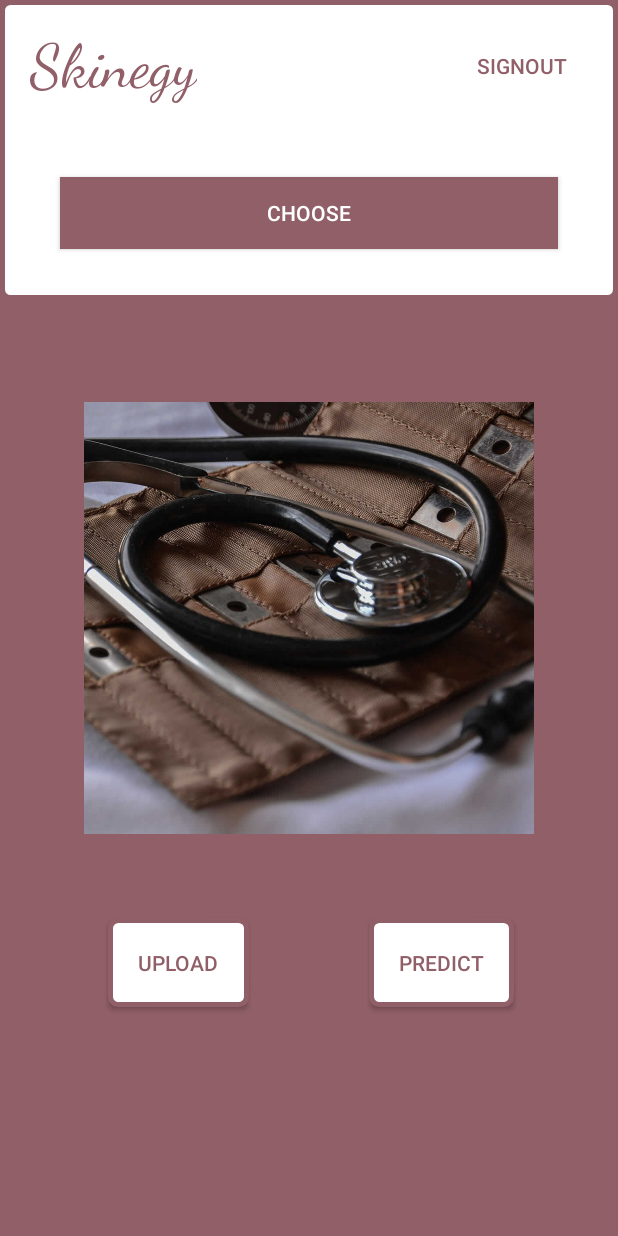
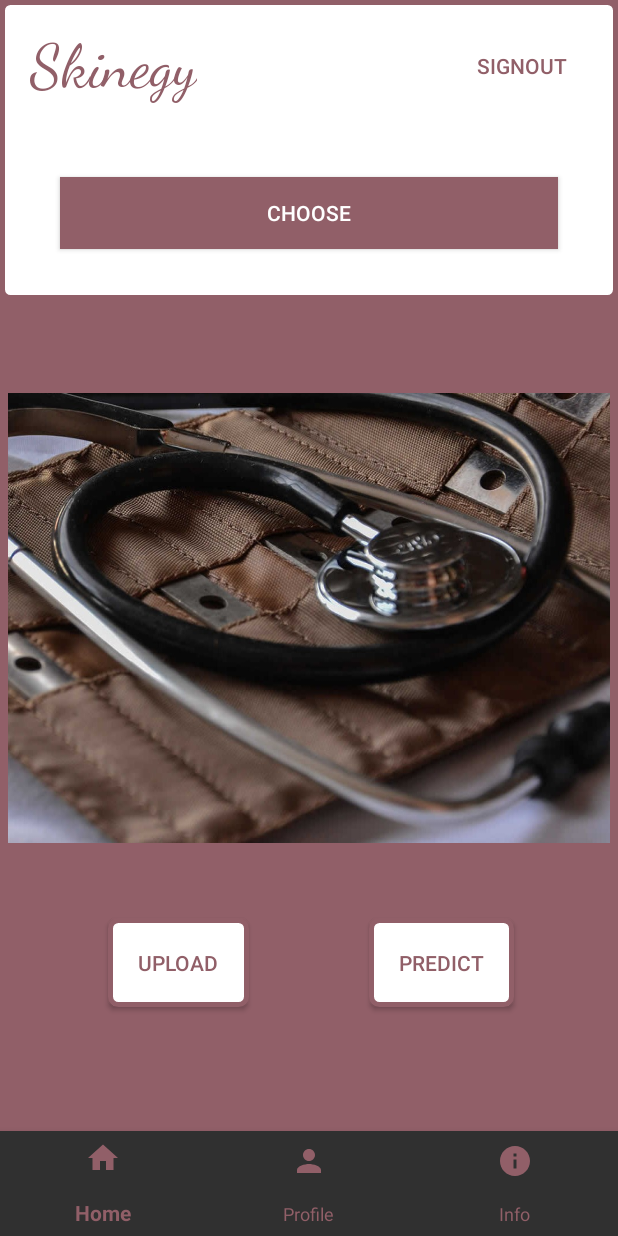
Before and after one commit to MiHarsh/HackNagpur, an Android app: the screen it shows after launch once a user with an empty profile is signed in (MainActivity), on a phone screen of 412 x 824 dp. Run offline under Robolectric (Android 15) with nearby library versions, the phone set to English and light mode, and no system bars; our stand-ins replace Firebase (no records; nobody signed in at launch, a user with empty details on screens opened directly); pictures from the network do not load.

Commit message:
Addition of new activities for adding new diseases

```diff
--- a/app/src/main/java/com/example/testretro/LoginActivity.java
+++ b/app/src/main/java/com/example/testretro/LoginActivity.java
@@ -40,7 +40,7 @@ public class LoginActivity extends AppCompatActivity
         mLogin=findViewById(R.id.logbtn);
         mReg=findViewById(R.id.log_register);
         mAuth=FirebaseAuth.getInstance();
-        progressBar=findViewById(R.id.progress);
+        progressBar=findViewById(R.id.progress_login);
         mLogin.setOnClickListener(new View.OnClickListener() {
             @Override
             public void onClick(View v) {
--- a/app/src/main/java/com/example/testretro/MainActivity.java
+++ b/app/src/main/java/com/example/testretro/MainActivity.java
@@ -99,7 +99,7 @@ public class MainActivity extends AppCompatActivity {
     private void sendNetworkRequest(url_model m_url_model)
     {
         Retrofit.Builder builder=new Retrofit.Builder()
-                .baseUrl("https://aesthetic-rush-299007.ue.r.appspot.com/")
+                .baseUrl("https://skinegy-final.herokuapp.com/")
                 .addConverterFactory(GsonConverterFactory.create());
         Retrofit retrofit=builder.build();
         urlService client =retrofit.create(urlService.class);
--- a/app/src/main/java/com/example/testretro/urlService.java
+++ b/app/src/main/java/com/example/testretro/urlService.java
@@ -6,6 +6,6 @@ import retrofit2.http.POST;
 
 public interface urlService
 {
-    @POST("/predict1")
+    @POST("predict1")
     Call<url_model> predict(@Body url_model m_url_model);
 }
--- /dev/null
+++ b/app/src/main/res/drawable/ic_home.xml
@@ -0,0 +1,10 @@
+<vector xmlns:android="http://schemas.android.com/apk/res/android"
+    android:width="24dp"
+    android:height="24dp"
+    android:viewportWidth="24"
+    android:viewportHeight="24"
+    android:tint="?attr/colorControlNormal">
+  <path
+      android:fillColor="@android:color/white"
+      android:pathData="M10,20v-6h4v6h5v-8h3L12,3 2,12h3v8z"/>
+</vector>
--- /dev/null
+++ b/app/src/main/res/drawable/ic_info.xml
@@ -0,0 +1,10 @@
+<vector xmlns:android="http://schemas.android.com/apk/res/android"
+    android:width="24dp"
+    android:height="24dp"
+    android:viewportWidth="24"
+    android:viewportHeight="24"
+    android:tint="?attr/colorControlNormal">
+  <path
+      android:fillColor="@android:color/white"
+      android:pathData="M12,2C6.48,2 2,6.48 2,12s4.48,10 10,10 10,-4.48 10,-10S17.52,2 12,2zM13,17h-2v-6h2v6zM13,9h-2L11,7h2v2z"/>
+</vector>
--- /dev/null
+++ b/app/src/main/res/drawable/ic_profile.xml
@@ -0,0 +1,10 @@
+<vector xmlns:android="http://schemas.android.com/apk/res/android"
+    android:width="24dp"
+    android:height="24dp"
+    android:viewportWidth="24"
+    android:viewportHeight="24"
+    android:tint="?attr/colorControlNormal">
+  <path
+      android:fillColor="@android:color/white"
+      android:pathData="M12,12c2.21,0 4,-1.79 4,-4s-1.79,-4 -4,-4 -4,1.79 -4,4 1.79,4 4,4zM12,14c-2.67,0 -8,1.34 -8,4v2h16v-2c0,-2.66 -5.33,-4 -8,-4z"/>
+</vector>
--- a/app/src/main/res/layout/activity_main.xml
+++ b/app/src/main/res/layout/activity_main.xml
@@ -76,9 +76,11 @@
 
         android:id="@+id/imgview"
 
-        android:layout_width="300dp"
+        android:layout_width="match_parent"
         android:src="@drawable/back"
-        android:scaleType="fitCenter"
+        android:scaleType="centerCrop"
+        android:layout_marginRight="5dp"
+        android:layout_marginLeft="5dp"
         android:layout_centerVertical="true"
         android:layout_centerHorizontal="true"
         android:layout_height="300dp"/>
@@ -95,6 +97,17 @@
         android:layout_marginTop="50dp"
         android:layout_toRightOf="@id/center"
         android:layout_below="@id/imgview"/>
+    <com.google.android.material.bottomnavigation.BottomNavigationView
+        android:layout_width="match_parent"
+        android:id="@+id/bottom_navigation"
+        android:layout_height="70dp"
+        android:layout_alignParentBottom="true"
+        app:menu="@menu/bottom_navigation"
+        app:labelVisibilityMode="labeled"
+        app:itemTextColor="#915f68"
+        app:itemIconTint="#915f68"
+        android:background="?android:attr/windowBackground"
+        />
 
 
 </RelativeLayout>
--- /dev/null
+++ b/app/src/main/res/menu/bottom_navigation.xml
@@ -0,0 +1,17 @@
+<?xml version="1.0" encoding="utf-8"?>
+<menu xmlns:android="http://schemas.android.com/apk/res/android">
+    <item
+        android:id="@+id/nav_home"
+        android:icon="@drawable/ic_home"
+        android:title="Home"/>
+    <item
+        android:id="@+id/nav_profile"
+        android:icon="@drawable/ic_profile"
+        android:title="Profile"/>
+    <item
+        android:id="@+id/nav_star"
+        android:icon="@drawable/ic_info"
+        android:title="Info"/>
+
+
+</menu>
```
Also changed, not shown: app/src/main/AndroidManifest.xml (+4 -4 lines), app/src/main/java/com/example/testretro/skin_cancerActivity.java (added, +14 -0 lines), app/src/main/res/drawable/bottom_nav_color.xml (added, +13 -0 lines), app/src/main/res/layout/activity_skin_cancer.xml (added, +9 -0 lines).
